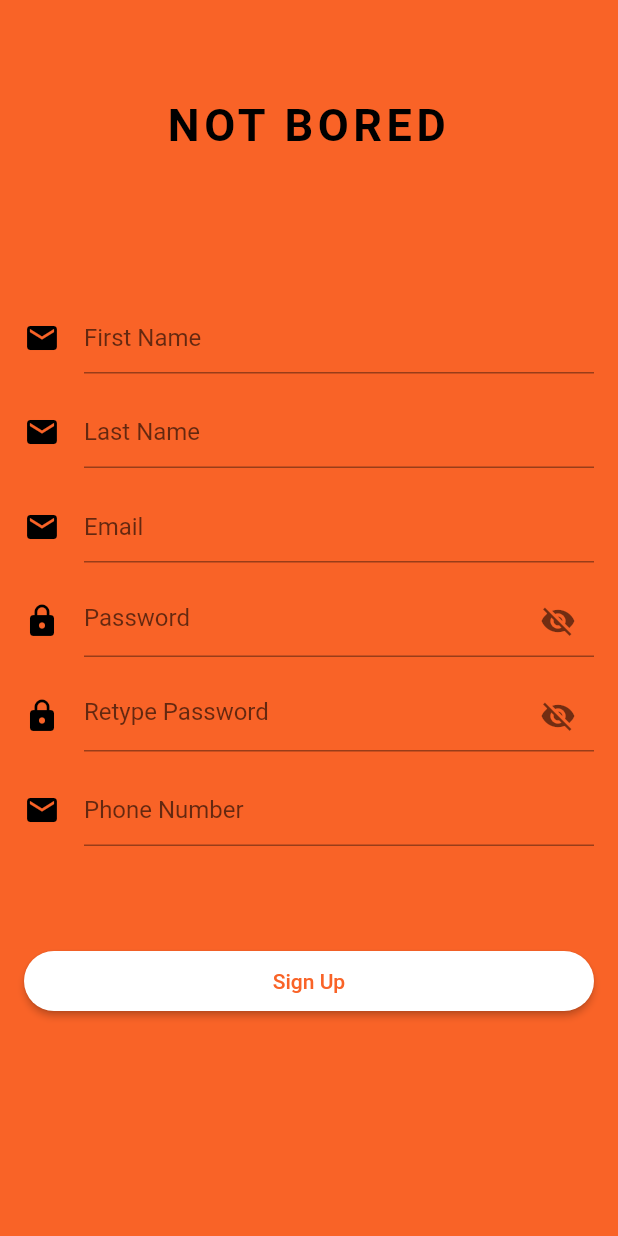
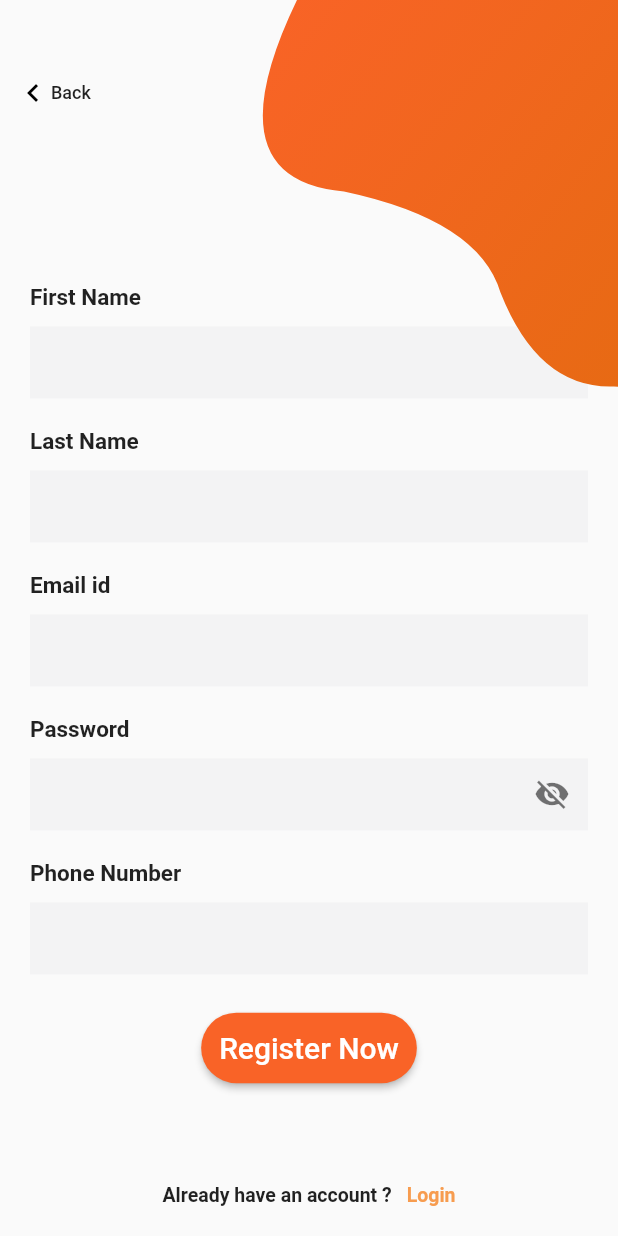
Before and after one commit to ghpranav/not-bored, a Flutter app: the screen it shows after launch, after a tap on "Register now", on a phone screen of 412 x 824 dp. Run offline on Flutter 3.47's test engine with Material 2 defaults, Android fonts, the phone set to English and light mode, and no system bars; our stand-ins replace animated_text_kit, cached_network_image, cloud_firestore, firebase_auth, firebase_messaging, firebase_storage and 6 more; missing offline and left inert: geoflutterfire; accounts and stored records are empty.

Commit message:
Regpage:rework
some tweaks on login and new registration page

```diff
--- a/lib/main.dart
+++ b/lib/main.dart
@@ -9,8 +9,8 @@ import 'package:not_bored/pages/landing.dart';
 import 'package:not_bored/services/auth.dart';
 
 import 'package:not_bored/pages/home.dart';
-import 'package:not_bored/pages/login.dart';
-import 'package:not_bored/pages/reg.dart';
+import 'package:not_bored/pages/newlogin.dart';
+import 'package:not_bored/pages/newreg.dart';
 
 void main() {
   SystemChrome.setPreferredOrientations([
--- a/lib/models/root.dart
+++ b/lib/models/root.dart
@@ -5,7 +5,6 @@ import 'package:not_bored/services/auth.dart';
 
 import 'package:not_bored/pages/welcome.dart';
 
-import 'package:not_bored/pages/newlogin.dart';
 import 'package:not_bored/pages/landing.dart';
 import 'package:not_bored/pages/splash.dart';
 
--- a/lib/pages/login.dart
+++ b/lib/pages/login.dart
@@ -6,7 +6,7 @@ import 'package:not_bored/services/auth.dart';
 import 'package:not_bored/pages/reg.dart';
 
 class LoginPage extends StatefulWidget {
-  static String tag = 'login-page';
+  //static String tag = 'login-page';
   LoginPage({this.auth, this.onSignedIn});
 
   final BaseAuth auth;
--- a/lib/pages/newlogin.dart
+++ b/lib/pages/newlogin.dart
@@ -5,10 +5,10 @@ import 'package:not_bored/widgets/bezierContainer.dart';
 
 import 'package:not_bored/services/auth.dart';
 
-import 'package:not_bored/pages/reg.dart';
+import 'package:not_bored/pages/newreg.dart';
 
 class LoginPage extends StatefulWidget {
- // static String tag = 'login-page';
+  static String tag = 'login-page';
   LoginPage({this.auth, this.onsignedIn});
 
   final BaseAuth auth;
@@ -38,7 +38,6 @@ class _LoginPageState extends State<LoginPage> {
   }
 
   bool _validateAndSave() {
-
     final form = _formKey.currentState;
     if (form.validate()) {
       form.save();
@@ -161,6 +160,9 @@ class _LoginPageState extends State<LoginPage> {
             height: 10,
           ),
           TextFormField(
+            style: TextStyle(
+              color: Colors.black,
+            ),
             controller: _password,
             obscureText: passwordHidden,
             decoration: InputDecoration(
@@ -178,7 +180,6 @@ class _LoginPageState extends State<LoginPage> {
                   });
                 },
               ),
-
               errorStyle: TextStyle(
                 color: Colors.black,
               ),
@@ -212,6 +213,9 @@ class _LoginPageState extends State<LoginPage> {
             height: 10,
           ),
           TextFormField(
+            style: TextStyle(
+              color: Colors.black,
+            ),
             controller: _email,
             keyboardType: TextInputType.emailAddress,
             obscureText: false,
@@ -252,7 +256,6 @@ class _LoginPageState extends State<LoginPage> {
         ),
         onPressed: _validateAndSubmit,
         padding: EdgeInsets.all(12),
-
         color: Color(0xFFf96327),
         child: Text(
           'Login',
@@ -262,7 +265,7 @@ class _LoginPageState extends State<LoginPage> {
     );
   }
 
-  Widget _divider() {
+  /* Widget _divider() {
     return Container(
       margin: EdgeInsets.symmetric(vertical: 10),
       child: Row(
@@ -293,9 +296,9 @@ class _LoginPageState extends State<LoginPage> {
         ],
       ),
     );
-  }
+  } */
 
-  Widget _googleButton() {
+  /* Widget _googleButton() {
     return Container(
       height: 50,
       margin: EdgeInsets.symmetric(vertical: 20),
@@ -341,7 +344,7 @@ class _LoginPageState extends State<LoginPage> {
         ],
       ),
     );
-  }
+  } */
 
   Widget _createAccountLabel() {
     return Container(
@@ -404,7 +407,7 @@ class _LoginPageState extends State<LoginPage> {
             textStyle: Theme.of(context).textTheme.display1,
             fontSize: 30,
             fontWeight: FontWeight.w700,
-            color: Colors.black,
+            color: Color(0xFFf96327),
           ),
           children: [
             TextSpan(
@@ -413,7 +416,7 @@ class _LoginPageState extends State<LoginPage> {
             ),
             TextSpan(
               text: ' B',
-              style: TextStyle(color: Colors.black, fontSize: 30),
+              style: TextStyle(color: Color(0xFFf96327), fontSize: 30),
             ),
             TextSpan(
               text: 'ored',
@@ -460,7 +463,7 @@ class _LoginPageState extends State<LoginPage> {
                 mainAxisAlignment: MainAxisAlignment.center,
                 children: <Widget>[
                   Expanded(
-                  flex: 4,
+                    flex: 5,
                     child: SizedBox(),
                   ),
                   _title(),
@@ -483,17 +486,18 @@ class _LoginPageState extends State<LoginPage> {
                       color: Colors.white,
                       child: Text(
                         'Forgot Password ?',
-                      style:
-                          TextStyle(fontSize: 14, fontWeight: FontWeight.w500),
+                        style: TextStyle(
+                            color: Colors.black,
+                            fontSize: 14,
+                            fontWeight: FontWeight.w500),
                       ),
                     ),
                   ),
-
                   _submitButton(),
-                _divider(),
+                  //_divider(),
+                  // _showCircularProgress(),
+                  // _googleButton(),
                   _showErrorMessage(),
-                _showCircularProgress(),
-                _googleButton(),
                   Expanded(
                     flex: 2,
                     child: SizedBox(),
@@ -511,7 +515,8 @@ class _LoginPageState extends State<LoginPage> {
                 right: -MediaQuery.of(context).size.width * .4,
                 child: BezierContainer())
           ],
-      ),),
+        ),
+      ),
     )));
   }
 
--- /dev/null
+++ b/lib/pages/newreg.dart
@@ -0,0 +1,573 @@
+import 'package:flutter/material.dart';
+import 'package:not_bored/widgets/bezierContainer.dart';
+//import 'package:google_fonts/google_fonts.dart';
+import 'package:not_bored/services/auth.dart';
+
+class RegPage extends StatefulWidget {
+  static String tag = 'reg-page';
+
+  RegPage({this.auth});
+
+  final BaseAuth auth;
+
+  @override
+  _RegPageState createState() => new _RegPageState();
+}
+
+class _RegPageState extends State<RegPage> {
+  final _formKey = new GlobalKey<FormState>();
+
+  TextEditingController _fname;
+  TextEditingController _lname;
+  TextEditingController _email;
+  TextEditingController _password;
+  //TextEditingController _repassword;
+  TextEditingController _phone;
+  String _errorMessage;
+
+  bool _isLoading;
+  bool passwordHidden;
+  bool repasswordHidden;
+
+  @override
+  void initState() {
+    passwordHidden = true;
+    repasswordHidden = true;
+    _errorMessage = "";
+    _isLoading = false;
+    super.initState();
+    _fname = TextEditingController(text: "");
+    _lname = TextEditingController(text: "");
+    _email = TextEditingController(text: "");
+    _password = TextEditingController(text: "");
+    _phone = TextEditingController(text: "");
+  }
+
+  void _showVerifyEmailSentDialog() {
+    showDialog(
+      context: context,
+      builder: (BuildContext context) {
+        // return object of type Dialog
+        return AlertDialog(
+          title: new Text("Verify your account"),
+          content:
+              new Text("Link to verify account has been sent to your email"),
+          actions: <Widget>[
+            new FlatButton(
+              child: new Text("Dismiss"),
+              onPressed: () {
+                Navigator.of(context).pop();
+                Navigator.of(context).pop();
+              },
+            ),
+          ],
+        );
+      },
+    );
+  }
+
+  bool _validateAndSave() {
+    final form = _formKey.currentState;
+    if (form.validate()) {
+      form.save();
+      return true;
+    }
+    _isLoading = false;
+    return false;
+  }
+
+  // Perform signup
+  void _validateAndSubmit() async {
+    setState(() {
+      _errorMessage = "";
+      _isLoading = true;
+    });
+    if (_validateAndSave()) {
+      String userid = "";
+      try {
+        Map _profile = {
+          'fname': _fname.text,
+          'lname': _lname.text,
+          'email': _email.text,
+          'phone': _phone.text,
+          'password': _password.text,
+        };
+        userid = await widget.auth.signUp(_profile);
+        widget.auth.sendEmailVerification();
+        _showVerifyEmailSentDialog();
+        print('Signed up user: $userid');
+        setState(() {
+          _isLoading = false;
+        });
+      } catch (e) {
+        print('Error: $e');
+        setState(() {
+          _isLoading = false;
+          _errorMessage = e.message;
+        });
+      }
+    }
+  }
+
+  Widget _backButton() {
+    return InkWell(
+      onTap: () {
+        Navigator.pop(context);
+      },
+      child: Container(
+        padding: EdgeInsets.symmetric(horizontal: 10),
+        child: Row(
+          children: <Widget>[
+            Container(
+              padding: EdgeInsets.only(left: 0, top: 10, bottom: 10),
+              child: Icon(Icons.keyboard_arrow_left, color: Colors.black),
+            ),
+            Text('Back',
+                style: TextStyle(fontSize: 12, fontWeight: FontWeight.w500))
+          ],
+        ),
+      ),
+    );
+  }
+
+  Widget _entryFname(String title) {
+    return Container(
+      margin: EdgeInsets.symmetric(vertical: 10),
+      child: Column(
+        crossAxisAlignment: CrossAxisAlignment.start,
+        children: <Widget>[
+          Text(
+            title,
+            style: TextStyle(fontWeight: FontWeight.bold, fontSize: 15),
+          ),
+          SizedBox(
+            height: 10,
+          ),
+          TextFormField(
+            style: TextStyle(
+              color: Colors.black,
+            ),
+            controller: _fname,
+            obscureText: false,
+            decoration: InputDecoration(
+                errorStyle: TextStyle(
+                  color: Colors.black,
+                ),
+                border: InputBorder.none,
+                fillColor: Color(0xfff3f3f4),
+                filled: true),
+            validator: (value) {
+              if (value.isEmpty) {
+                setState(() {
+                  _isLoading = false;
+                });
+                return 'Name can\'t be empty';
+              }
+              return null;
+            },
+          )
+        ],
+      ),
+    );
+  }
+
+  Widget _entryLname(String title) {
+    return Container(
+      margin: EdgeInsets.symmetric(vertical: 10),
+      child: Column(
+        crossAxisAlignment: CrossAxisAlignment.start,
+        children: <Widget>[
+          Text(
+            title,
+            style: TextStyle(fontWeight: FontWeight.bold, fontSize: 15),
+          ),
+          SizedBox(
+            height: 10,
+          ),
+          TextFormField(
+            controller: _lname,
+            style: TextStyle(
+              color: Colors.black,
+            ),
+            obscureText: false,
+            decoration: InputDecoration(
+                errorStyle: TextStyle(
+                  color: Colors.black,
+                ),
+                border: InputBorder.none,
+                fillColor: Color(0xfff3f3f4),
+                filled: true),
+            validator: (value) {
+              if (value.isEmpty) {
+                setState(() {
+                  _isLoading = false;
+                });
+                return 'Name can\'t be empty';
+              }
+              return null;
+            },
+          )
+        ],
+      ),
+    );
+  }
+
+  Widget _entryemail(String title) {
+    return Container(
+      margin: EdgeInsets.symmetric(vertical: 10),
+      child: Column(
+        crossAxisAlignment: CrossAxisAlignment.start,
+        children: <Widget>[
+          Text(
+            title,
+            style: TextStyle(fontWeight: FontWeight.bold, fontSize: 15),
+          ),
+          SizedBox(
+            height: 10,
+          ),
+          TextFormField(
+            controller: _email,
+            style: TextStyle(
+              color: Colors.black,
+            ),
+            obscureText: false,
+            decoration: InputDecoration(
+                errorStyle: TextStyle(
+                  color: Colors.black,
+                ),
+                border: InputBorder.none,
+                fillColor: Color(0xfff3f3f4),
+                filled: true),
+            validator: (value) {
+              Pattern pattern =
+                  r'^(([^<>()[\]\\.,;:\s@\"]+(\.[^<>()[\]\\.,;:\s@\"]+)*)|(\".+\"))@((\[[0-9]{1,3}\.[0-9]{1,3}\.[0-9]{1,3}\.[0-9]{1,3}\])|(([a-zA-Z\-0-9]+\.)+[a-zA-Z]{2,}))$';
+              RegExp regex = new RegExp(pattern);
+              if (value.isEmpty) {
+                setState(() {
+                  _isLoading = false;
+                });
+                return 'Email can\'t be empty';
+              } else if (!regex.hasMatch(value)) return 'Enter Valid Email';
+              return null;
+            },
+          )
+        ],
+      ),
+    );
+  }
+
+  Widget _entrypass(String title) {
+    return Container(
+      margin: EdgeInsets.symmetric(vertical: 10),
+      child: Column(
+        crossAxisAlignment: CrossAxisAlignment.start,
+        children: <Widget>[
+          Text(
+            title,
+            style: TextStyle(fontWeight: FontWeight.bold, fontSize: 15),
+          ),
+          SizedBox(
+            height: 10,
+          ),
+          TextFormField(
+            controller: _password,
+            style: TextStyle(
+              color: Colors.black,
+            ),
+            obscureText: passwordHidden,
+            decoration: InputDecoration(
+                suffixIcon: IconButton(
+                  icon: Icon(
+                    passwordHidden ? Icons.visibility_off : Icons.visibility,
+                    color: Colors.black54,
+                  ),
+                  onPressed: () {
+                    setState(() {
+                      passwordHidden = !passwordHidden;
+                    });
+                  },
+                ),
+                errorStyle: TextStyle(
+                  color: Colors.black,
+                ),
+                border: InputBorder.none,
+                fillColor: Color(0xfff3f3f4),
+                filled: true),
+            validator: (value) {
+              if (value.isEmpty) {
+                setState(() {
+                  _isLoading = false;
+                });
+                return 'Password can\'t be empty';
+              }
+              return null;
+            },
+          )
+        ],
+      ),
+    );
+  }
+
+  /* Widget _reentrypass(String title) {
+    return Container(
+      margin: EdgeInsets.symmetric(vertical: 10),
+      child: Column(
+        crossAxisAlignment: CrossAxisAlignment.start,
+        children: <Widget>[
+          Text(
+            title,
+            style: TextStyle(fontWeight: FontWeight.bold, fontSize: 15),
+          ),
+          SizedBox(
+            height: 10,
+          ),
+          TextFormField(
+            controller: _repassword,
+            style: TextStyle(
+              color: Colors.black,
+            ),
+            obscureText: repasswordHidden,
+            decoration: InputDecoration(
+                suffixIcon: IconButton(
+                  icon: Icon(
+                    repasswordHidden ? Icons.visibility_off : Icons.visibility,
+                    color: Colors.black54,
+                  ),
+                  onPressed: () {
+                    setState(() {
+                      repasswordHidden = !repasswordHidden;
+                    });
+                  },
+                ),
+                errorStyle: TextStyle(
+                  color: Colors.black,
+                ),
+                border: InputBorder.none,
+                fillColor: Color(0xfff3f3f4),
+                filled: true),
+            validator: (value) {
+              if (value != _password.text) {
+                return 'Password is not matching';
+              }
+
+              return null;
+            },
+          )
+        ],
+      ),
+    );
+  } */
+
+  Widget _entryphn(String title) {
+    return Container(
+      margin: EdgeInsets.symmetric(vertical: 10),
+      child: Column(
+        crossAxisAlignment: CrossAxisAlignment.start,
+        children: <Widget>[
+          Text(
+            title,
+            style: TextStyle(fontWeight: FontWeight.bold, fontSize: 15),
+          ),
+          SizedBox(
+            height: 10,
+          ),
+          TextFormField(
+            controller: _phone,
+            style: TextStyle(
+              color: Colors.black,
+            ),
+            obscureText: false,
+            decoration: InputDecoration(
+                errorStyle: TextStyle(
+                  color: Colors.black,
+                ),
+                border: InputBorder.none,
+                fillColor: Color(0xfff3f3f4),
+                filled: true),
+            validator: (value) {
+              if (value.isEmpty) {
+                setState(() {
+                  _isLoading = false;
+                });
+                return 'Phone number can\'t be empty';
+              } else if (value.length != 10)
+                return 'Mobile Number must be of 10 digit';
+              return null;
+            },
+          )
+        ],
+      ),
+    );
+  }
+
+  Widget _submitButton() {
+    return Container(
+      width: MediaQuery.of(context).size.width,
+      padding: EdgeInsets.symmetric(vertical: 15),
+      alignment: Alignment.center,
+      child: RaisedButton(
+        shape: RoundedRectangleBorder(
+          borderRadius: BorderRadius.circular(24),
+        ),
+        onPressed: _validateAndSubmit,
+        padding: EdgeInsets.all(12),
+        color: Color(0xFFf96327),
+        child: Text(
+          'Register Now',
+          style: TextStyle(fontSize: 20, color: Colors.white),
+        ),
+      ),
+    );
+  }
+
+  Widget _loginAccountLabel() {
+    return Container(
+      margin: EdgeInsets.symmetric(vertical: 20),
+      alignment: Alignment.bottomCenter,
+      child: Row(
+        mainAxisAlignment: MainAxisAlignment.center,
+        children: <Widget>[
+          Text(
+            'Already have an account ?',
+            style: TextStyle(fontSize: 13, fontWeight: FontWeight.w600),
+          ),
+          SizedBox(
+            width: 10,
+          ),
+          InkWell(
+            onTap: () {
+              Navigator.of(context).pop();
+
+              //Navigator.push(context,
+              //MaterialPageRoute(builder: (context) => LoginPage()));
+            },
+            child: Text(
+              'Login',
+              style: TextStyle(
+                  color: Color(0xfff79c4f),
+                  fontSize: 13,
+                  fontWeight: FontWeight.w600),
+            ),
+          )
+        ],
+      ),
+    );
+  }
+
+  Widget _showErrorMessage() {
+    if (_errorMessage != null && _errorMessage.length > 0) {
+      return new Text(
+        _errorMessage,
+        style: TextStyle(
+            fontSize: 13.0,
+            color: Colors.black,
+            height: 1.0,
+            fontWeight: FontWeight.w300),
+      );
+    } else {
+      return new Container(
+        height: 0.0,
+      );
+    }
+  }
+
+  /* Widget _title() {
+    return RichText(
+      textAlign: TextAlign.center,
+      text: TextSpan(
+          text: 'N',
+          style: GoogleFonts.portLligatSans(
+            textStyle: Theme.of(context).textTheme.display1,
+            fontSize: 30,
+            fontWeight: FontWeight.w700,
+            color: Color(0xFFf96327),
+          ),
+          children: [
+            TextSpan(
+              text: 'ot',
+              style: TextStyle(color: Color(0xFFf96327), fontSize: 30),
+            ),
+            TextSpan(
+              text: ' B',
+              style: TextStyle(color: Color(0xFFf96327), fontSize: 30),
+            ),
+            TextSpan(
+              text: 'ored',
+              style: TextStyle(color: Color(0xFFf96327), fontSize: 30),
+            ),
+          ]),
+    );
+  } */
+
+  Widget _emailPasswordWidget() {
+    return Column(
+      children: <Widget>[
+        _entryFname("First Name"),
+        _entryLname("Last Name"),
+        _entryemail("Email id"),
+        _entrypass("Password"),
+        //_reentrypass("Retype Password"),
+        _entryphn("Phone Number"),
+      ],
+    );
+  }
+
+  @override
+  Widget build(BuildContext context) {
+    return Scaffold(
+        body: SingleChildScrollView(
+            child: Container(
+      height: MediaQuery.of(context).size.height,
+      child: Stack(
+        children: <Widget>[
+          Container(
+            padding: EdgeInsets.symmetric(horizontal: 20),
+            child: new Form(
+              key: _formKey,
+              child: Column(
+                crossAxisAlignment: CrossAxisAlignment.center,
+                mainAxisAlignment: MainAxisAlignment.center,
+                children: <Widget>[
+                  Expanded(
+                    flex: 3,
+                    child: SizedBox(),
+                  ),
+                  //_title(),
+                  SizedBox(
+                    height: 50,
+                  ),
+                  _emailPasswordWidget(),
+                  SizedBox(
+                    height: 0,
+                  ),
+                  _submitButton(),
+                  _showErrorMessage(),
+                  Expanded(
+                    flex: 2,
+                    child: SizedBox(),
+                  )
+                ],
+              ),
+            ),
+          ),
+          Align(
+            alignment: Alignment.bottomCenter,
+            child: _loginAccountLabel(),
+          ),
+          Positioned(top: 40, left: 0, child: _backButton()),
+          Positioned(
+              top: -MediaQuery.of(context).size.height * .15,
+              right: -MediaQuery.of(context).size.width * .4,
+              child: BezierContainer())
+        ],
+      ),
+    )));
+  }
+
+  @override
+  void dispose() {
+    _email.dispose();
+    _password.dispose();
+    super.dispose();
+  }
+}
--- a/lib/pages/welcome.dart
+++ b/lib/pages/welcome.dart
@@ -1,13 +1,12 @@
 import 'package:flutter/material.dart';
 import 'package:not_bored/pages/newlogin.dart';
-import 'package:not_bored/pages/reg.dart';
+import 'package:not_bored/pages/newreg.dart';
 import 'package:google_fonts/google_fonts.dart';
 import 'package:not_bored/services/auth.dart';
 import 'package:not_bored/models/root.dart';
 
 class WelcomePage extends StatefulWidget {
   WelcomePage({this.auth, this.onSignedIn});
-
 
   final BaseAuth auth;
   final VoidCallback onSignedIn;
@@ -17,24 +16,22 @@ class WelcomePage extends StatefulWidget {
   _WelcomePageState createState() => _WelcomePageState();
 }
 
-
 class _WelcomePageState extends State<WelcomePage> {
-
-
-void loginhua()
-{
+  void loginhua() {
 //widget.onSignedIn();
-Navigator.push(context,
+    Navigator.push(
+        context,
         MaterialPageRoute(
-                      builder: (BuildContext context) =>
-                          RootPage(auth: widget.auth)));
+            builder: (BuildContext context) => RootPage(auth: widget.auth)));
   }
 
   Widget _submitButton() {
     return InkWell(
       onTap: () {
         Navigator.push(
-            context, MaterialPageRoute(builder: (context) => LoginPage(
+            context,
+            MaterialPageRoute(
+                builder: (context) => LoginPage(
                       auth: widget.auth,
                       onsignedIn: loginhua,
                     )));
@@ -67,8 +64,7 @@ Navigator.push(context,
         Navigator.push(
             context,
             MaterialPageRoute(
-                  builder: (BuildContext context) =>
-                      RegPage(auth: widget.auth)));
+                builder: (BuildContext context) => RegPage(auth: widget.auth)));
       },
       child: Container(
         width: MediaQuery.of(context).size.width,
@@ -127,7 +123,7 @@ Navigator.push(context,
             textStyle: Theme.of(context).textTheme.display1,
             fontSize: 30,
             fontWeight: FontWeight.w700,
-            color: Colors.black,
+            color: Colors.white,
           ),
           children: [
             TextSpan(
@@ -136,7 +132,7 @@ Navigator.push(context,
             ),
             TextSpan(
               text: ' B',
-              style: TextStyle(color: Colors.black, fontSize: 30),
+              style: TextStyle(color: Colors.white, fontSize: 30),
             ),
             TextSpan(
               text: 'ored',
@@ -149,8 +145,8 @@ Navigator.push(context,
   @override
   Widget build(BuildContext context) {
     return Scaffold(
-      body:SingleChildScrollView(
-        child:Container(
+      body: SingleChildScrollView(
+        child: Container(
           padding: EdgeInsets.symmetric(horizontal: 20),
           height: MediaQuery.of(context).size.height,
           decoration: BoxDecoration(
```
Lines whose indentation alone changed are shown as unchanged.
